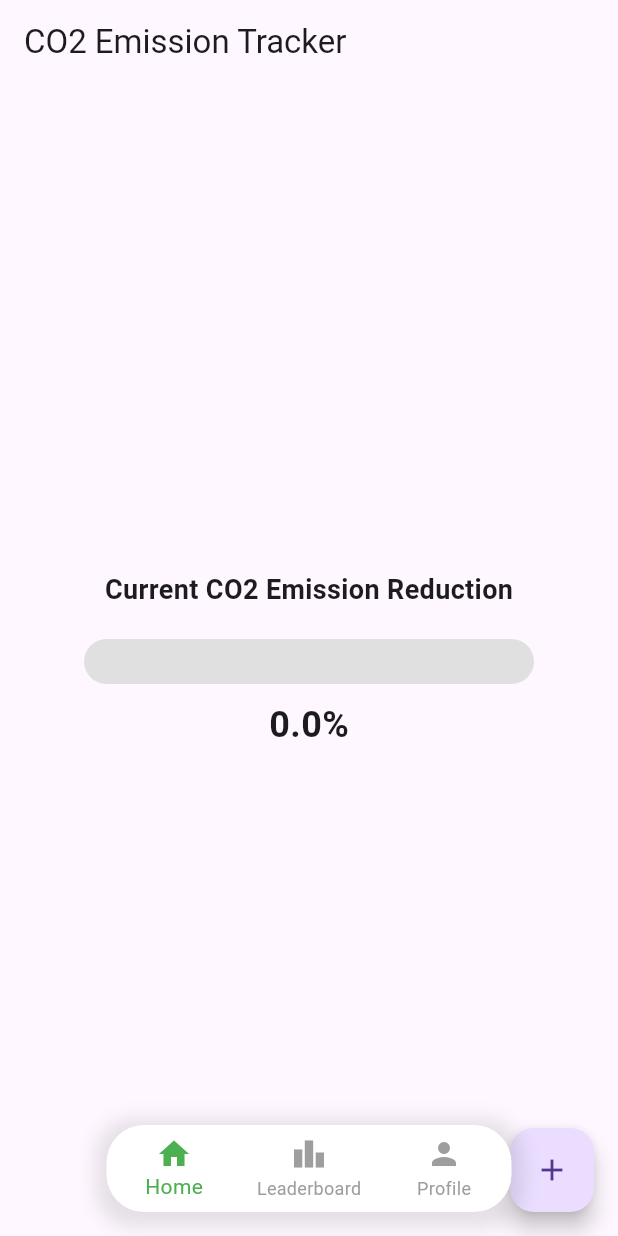
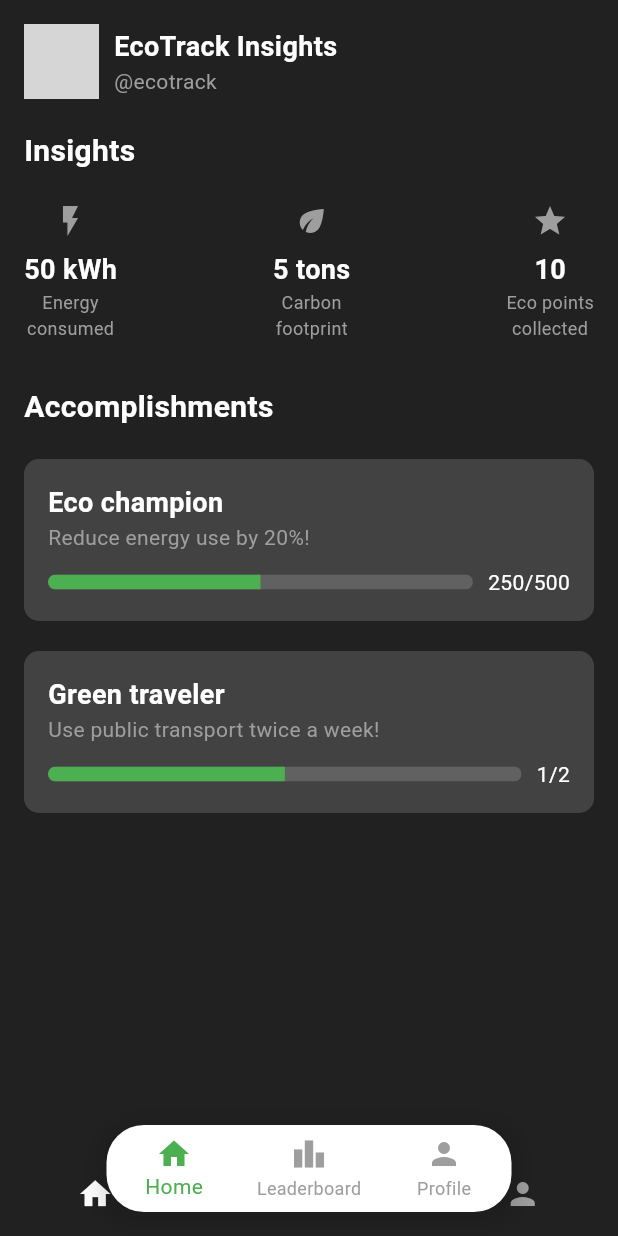
Before and after one commit to kruti002/carbon_emission, a Flutter app: the screen it shows after launch, on a phone screen of 412 x 824 dp. Run offline on Flutter 3.47's test engine with Material 3 defaults, Android fonts, the phone set to English and light mode, and no system bars; our stand-ins replace fl_chart, google_fonts; grey boxes are pictures that could not be loaded.

Commit message:
let's sleep good night

```diff
--- a/carbon/lib/main.dart
+++ b/carbon/lib/main.dart
@@ -4,6 +4,7 @@ import 'package:carbon/leader.dart';
 import 'package:carbon/profile.dart';
 import 'package:flutter/material.dart';
 
+import 'new_profile.dart';
 import 'progress_bar.dart';
 
 void main() {
@@ -44,7 +45,7 @@ class _MyHomePageState extends State<MyHomePage> {
       child: Scaffold(
         body: Center(
             child: _selectedIndex == 0
-                ? EmissionTrackerScreen()
+                ? EcoTrackInsightsScreen()
                 : _selectedIndex == 1
                     ? LeaderboardScreen()
                     : ProfileScreen()),
--- /dev/null
+++ b/carbon/lib/new_profile.dart
@@ -0,0 +1,149 @@
+import 'package:flutter/material.dart';
+
+class EcoTrackInsightsScreen extends StatelessWidget {
+  @override
+  Widget build(BuildContext context) {
+    return Scaffold(
+      backgroundColor: Colors.grey[900],
+      body: SafeArea(
+        child: Padding(
+          padding: EdgeInsets.all(16.0),
+          child: Column(
+            crossAxisAlignment: CrossAxisAlignment.start,
+            children: [
+              _buildProfileHeader(),
+              SizedBox(height: 20),
+              Text(
+                'Insights',
+                style: TextStyle(color: Colors.white, fontSize: 20, fontWeight: FontWeight.bold),
+              ),
+              SizedBox(height: 20),
+              _buildInsightsRow(),
+              SizedBox(height: 30),
+              Text(
+                'Accomplishments',
+                style: TextStyle(color: Colors.white, fontSize: 20, fontWeight: FontWeight.bold),
+              ),
+              SizedBox(height: 20),
+              _buildAccomplishmentCard('Eco champion', 'Reduce energy use by 20%!', 250, 500),
+              SizedBox(height: 20),
+              _buildAccomplishmentCard('Green traveler', 'Use public transport twice a week!', 1, 2),
+              Spacer(),
+              _buildBottomNavBar(),
+            ],
+          ),
+        ),
+      ),
+    );
+  }
+
+  Widget _buildProfileHeader() {
+    return Row(
+      children: [
+        CircleAvatar(
+          radius: 25,
+          backgroundImage: AssetImage('assets/profile_image.jpg'), // Replace with your image
+        ),
+        SizedBox(width: 10),
+        Column(
+          crossAxisAlignment: CrossAxisAlignment.start,
+          children: [
+            Text(
+              'EcoTrack Insights',
+              style: TextStyle(color: Colors.white, fontSize: 18, fontWeight: FontWeight.bold),
+            ),
+            Text(
+              '@ecotrack',
+              style: TextStyle(color: Colors.grey),
+            ),
+          ],
+        ),
+      ],
+    );
+  }
+
+  Widget _buildInsightsRow() {
+    return Row(
+      mainAxisAlignment: MainAxisAlignment.spaceBetween,
+      children: [
+        _buildInsightItem('50 kWh', 'Energy\nconsumed', Icons.flash_on),
+        _buildInsightItem('5 tons', 'Carbon\nfootprint', Icons.eco),
+        _buildInsightItem('10', 'Eco points\ncollected', Icons.star),
+      ],
+    );
+  }
+
+  Widget _buildInsightItem(String value, String label, IconData icon) {
+    return Column(
+      children: [
+        Icon(icon, color: Colors.grey),
+        SizedBox(height: 8),
+        Text(
+          value,
+          style: TextStyle(color: Colors.white, fontSize: 18, fontWeight: FontWeight.bold),
+        ),
+        Text(
+          label,
+          style: TextStyle(color: Colors.grey, fontSize: 12),
+          textAlign: TextAlign.center,
+        ),
+      ],
+    );
+  }
+
+  Widget _buildAccomplishmentCard(String title, String subtitle, int progress, int total) {
+    return Container(
+      padding: EdgeInsets.all(16),
+      decoration: BoxDecoration(
+        color: Colors.grey[800],
+        borderRadius: BorderRadius.circular(10),
+      ),
+      child: Column(
+        crossAxisAlignment: CrossAxisAlignment.start,
+        children: [
+          Text(
+            title,
+            style: TextStyle(color: Colors.white, fontSize: 18, fontWeight: FontWeight.bold),
+          ),
+          Text(
+            subtitle,
+            style: TextStyle(color: Colors.grey),
+          ),
+          SizedBox(height: 10),
+          Row(
+            children: [
+              Expanded(
+                child: ClipRRect(
+                  borderRadius: BorderRadius.circular(10),
+                  child: LinearProgressIndicator(
+                    value: progress / total,
+                    backgroundColor: Colors.grey[700],
+                    valueColor: AlwaysStoppedAnimation<Color>(Colors.green),
+                    minHeight: 10,
+                  ),
+                ),
+              ),
+              SizedBox(width: 10),
+              Text(
+                '$progress/$total',
+                style: TextStyle(color: Colors.white),
+              ),
+            ],
+          ),
+        ],
+      ),
+    );
+  }
+
+  Widget _buildBottomNavBar() {
+    return Row(
+      mainAxisAlignment: MainAxisAlignment.spaceAround,
+      children: [
+        Icon(Icons.home, color: Colors.white),
+        Icon(Icons.search, color: Colors.grey),
+        Icon(Icons.favorite, color: Colors.grey),
+        Icon(Icons.person, color: Colors.grey),
+      ],
+    );
+  }
+}
```
